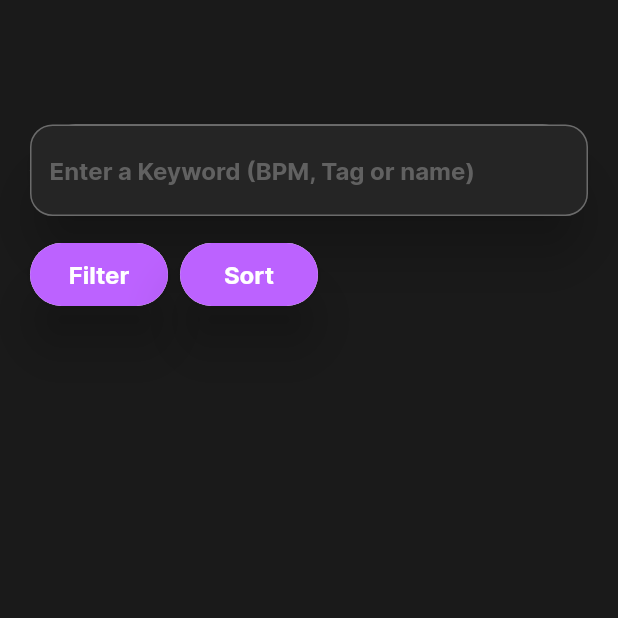
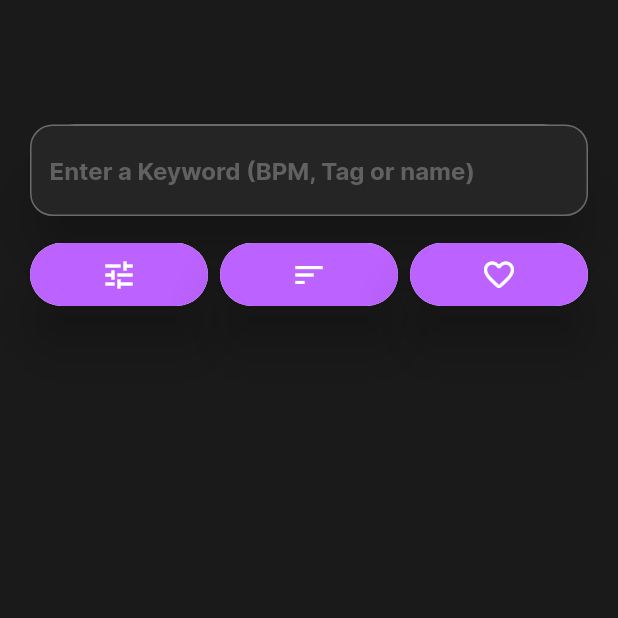
Before and after one commit to norbertwrzos/808store, a Flutter app: the CategoryPage screen opened directly with empty values, on a phone screen of 412 x 824 dp, the top half of it. Run offline on Flutter 3.47's test engine with Material 2 defaults, Android fonts, the phone set to English and light mode, and no system bars; our stand-ins replace google_nav_bar.

Commit message:
fixed filter buttons

```diff
--- a/808store/beat_store/lib/screens/category_page.dart
+++ b/808store/beat_store/lib/screens/category_page.dart
@@ -1,6 +1,8 @@
 import 'package:beat_store/components/slide_gesture_buton.dart';
 import 'package:beat_store/components/text_field.dart';
 import 'package:flutter/material.dart';
+
+import '../components/icon_button.dart';
 
 class CategoryPage extends StatelessWidget {
   CategoryPage({super.key, required this.categoryName});
@@ -38,19 +40,30 @@ class CategoryPage extends StatelessWidget {
               const SizedBox(height: 10),
           Row(
             children: [
-                  Align(
-                      alignment: Alignment.centerLeft,
-                      child: SlideGestureButton(
-                          width: 100,
+              Expanded(
+                  flex: 1,
+                  child: MyIconButton(
                       height: 50,
-                          text: "Filter",
+                      width: 120,
+                      myWidgetBuilder: () =>
+                          const Icon(Icons.tune, color: Colors.white),
                       onPressed: (() {}))),
-                  Align(
-                      alignment: Alignment.centerLeft,
-                      child: SlideGestureButton(
-                          width: 100,
+              Expanded(
+                  flex: 1,
+                  child: MyIconButton(
                       height: 50,
-                          text: "Sort",
+                      width: 120,
+                      myWidgetBuilder: () =>
+                          const Icon(Icons.sort, color: Colors.white),
+                      onPressed: (() {}))),
+              Expanded(
+                  flex: 1,
+                  child: MyIconButton(
+                      height: 50,
+                      width: 120,
+                      myWidgetBuilder: () => const Icon(
+                          Icons.favorite_outline_rounded,
+                          color: Colors.white),
                       onPressed: (() {}))),
             ],
           ),
```
Lines whose indentation alone changed are shown as unchanged.
